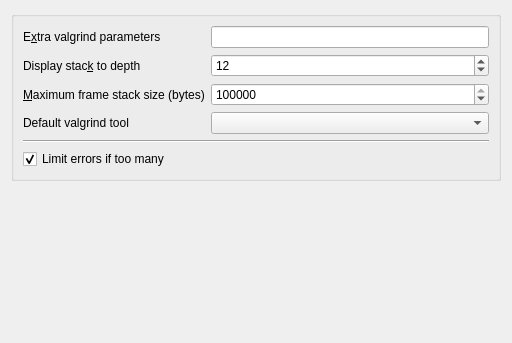
KDE/kdev-valgrind, file tools/generic/configpage.ui: the form before one commit.
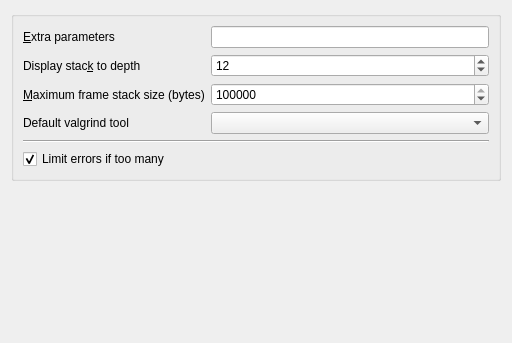
The form after the commit.

The edit to the form file:
```diff
--- a/tools/generic/configpage.ui
+++ b/tools/generic/configpage.ui
@@ -22,7 +22,7 @@
         <item row="0" column="0">
          <widget class="QLabel" name="label_3">
           <property name="text">
-           <string>E&amp;xtra valgrind parameters</string>
+           <string>&amp;Extra parameters</string>
           </property>
           <property name="buddy">
            <cstring>valgrindParameters</cstring>
```
Left out of the diff: 4 changed lines with no effect on the pictures.
